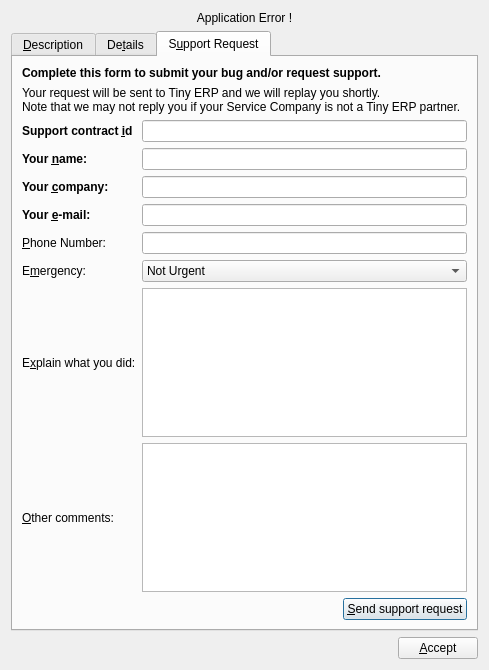
Qt form bin/ui/error.ui (xrg/openerp-client-kde) before a commit.
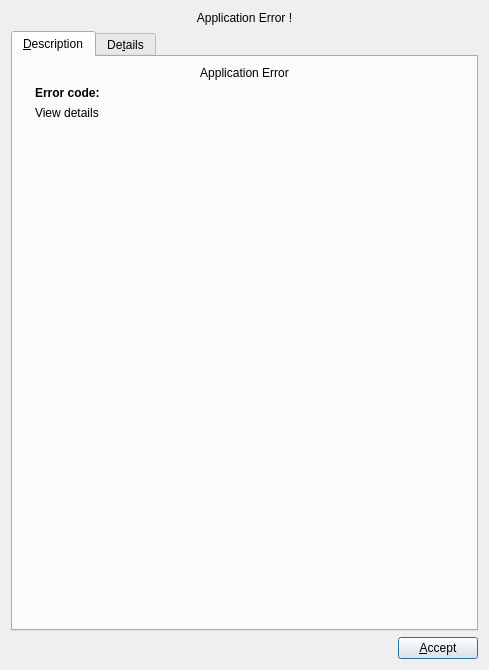
The same form after that commit. The open tabs and pages were chosen to show the change. Icons and pictures are not drawn.

Patch:
```diff
--- a/bin/ui/error.ui
+++ b/bin/ui/error.ui
@@ -1,6 +1,6 @@
 <ui version="4.0" >
- <class>Dialog</class>
- <widget class="QDialog" name="Dialog" >
+ <class>ErrorDialog</class>
+ <widget class="QDialog" name="ErrorDialog" >
   <property name="geometry" >
    <rect>
     <x>0</x>
@@ -29,6 +29,14 @@
       <number>0</number>
      </property>
      <widget class="QWidget" name="tab" >
+      <property name="geometry" >
+       <rect>
+        <x>0</x>
+        <y>0</y>
+        <width>467</width>
+        <height>554</height>
+       </rect>
+      </property>
       <attribute name="title" >
        <string>&amp;Description</string>
       </attribute>
@@ -78,7 +86,7 @@
            <property name="orientation" >
             <enum>Qt::Horizontal</enum>
            </property>
-           <property name="sizeHint" >
+           <property name="sizeHint" stdset="0" >
             <size>
              <width>40</width>
              <height>20</height>
@@ -93,7 +101,7 @@
          <property name="orientation" >
           <enum>Qt::Vertical</enum>
          </property>
-         <property name="sizeHint" >
+         <property name="sizeHint" stdset="0" >
           <size>
            <width>20</width>
            <height>40</height>
@@ -101,19 +109,17 @@
          </property>
         </spacer>
        </item>
-       <item>
-        <widget class="QLabel" name="label_6" >
-         <property name="text" >
-          <string>Click on the Support Request tab if you need more help!</string>
-         </property>
-         <property name="alignment" >
-          <set>Qt::AlignRight|Qt::AlignTrailing|Qt::AlignVCenter</set>
-         </property>
-        </widget>
-       </item>
       </layout>
      </widget>
      <widget class="QWidget" name="tab_3" >
+      <property name="geometry" >
+       <rect>
+        <x>0</x>
+        <y>0</y>
+        <width>467</width>
+        <height>554</height>
+       </rect>
+      </property>
       <attribute name="title" >
        <string>De&amp;tails</string>
       </attribute>
@@ -123,206 +129,6 @@
        </item>
       </layout>
      </widget>
-     <widget class="QWidget" name="tab_2" >
-      <attribute name="title" >
-       <string>S&amp;upport Request</string>
-      </attribute>
-      <layout class="QVBoxLayout" >
-       <item>
-        <layout class="QVBoxLayout" >
-         <item>
-          <widget class="QLabel" name="label_7" >
-           <property name="text" >
-            <string>&lt;b>Complete this form to submit your bug and/or request support.&lt;/b></string>
-           </property>
-           <property name="wordWrap" >
-            <bool>true</bool>
-           </property>
-          </widget>
-         </item>
-         <item>
-          <widget class="QLabel" name="label_8" >
-           <property name="text" >
-            <string>Your request will be sent to Tiny ERP and we will replay you shortly.
-Note that we may not reply you if your Service Company is not a Tiny ERP partner.</string>
-           </property>
-           <property name="wordWrap" >
-            <bool>true</bool>
-           </property>
-          </widget>
-         </item>
-        </layout>
-       </item>
-       <item>
-        <layout class="QGridLayout" >
-         <item row="0" column="0" >
-          <widget class="QLabel" name="label_9" >
-           <property name="text" >
-            <string>&lt;html>&lt;head>&lt;meta name="qrichtext" content="1" />&lt;style type="text/css">
-p, li { white-space: pre-wrap; }
-&lt;/style>&lt;/head>&lt;body style=" font-family:'Sans Serif'; font-size:9pt; font-weight:400; font-style:normal;">
-&lt;p style=" margin-top:0px; margin-bottom:0px; margin-left:0px; margin-right:0px; -qt-block-indent:0; text-indent:0px;">&lt;span style=" font-weight:600;">Support contract &amp;amp;id&lt;/span>&lt;/p>&lt;/body>&lt;/html></string>
-           </property>
-           <property name="buddy" >
-            <cstring>uiSupportContract</cstring>
-           </property>
-          </widget>
-         </item>
-         <item row="0" column="1" >
-          <widget class="QLineEdit" name="uiSupportContract" />
-         </item>
-         <item row="1" column="0" >
-          <widget class="QLabel" name="label_10" >
-           <property name="text" >
-            <string>&lt;html>&lt;head>&lt;meta name="qrichtext" content="1" />&lt;style type="text/css">
-p, li { white-space: pre-wrap; }
-&lt;/style>&lt;/head>&lt;body style=" font-family:'Sans Serif'; font-size:9pt; font-weight:400; font-style:normal;">
-&lt;p style=" margin-top:0px; margin-bottom:0px; margin-left:0px; margin-right:0px; -qt-block-indent:0; text-indent:0px;">&lt;span style=" font-weight:600;">Your &amp;amp;name:&lt;/span>&lt;/p>&lt;/body>&lt;/html></string>
-           </property>
-           <property name="buddy" >
-            <cstring>uiName</cstring>
-           </property>
-          </widget>
-         </item>
-         <item row="1" column="1" >
-          <widget class="QLineEdit" name="uiName" />
-         </item>
-         <item row="2" column="0" >
-          <widget class="QLabel" name="label_11" >
-           <property name="text" >
-            <string>&lt;html>&lt;head>&lt;meta name="qrichtext" content="1" />&lt;style type="text/css">
-p, li { white-space: pre-wrap; }
-&lt;/style>&lt;/head>&lt;body style=" font-family:'Sans Serif'; font-size:9pt; font-weight:400; font-style:normal;">
-&lt;p style=" margin-top:0px; margin-bottom:0px; margin-left:0px; margin-right:0px; -qt-block-indent:0; text-indent:0px;">&lt;span style=" font-weight:600;">Your &amp;amp;company:&lt;/span>&lt;/p>&lt;/body>&lt;/html></string>
-           </property>
-           <property name="buddy" >
-            <cstring>uiCompany</cstring>
-           </property>
-          </widget>
-         </item>
-         <item row="2" column="1" >
-          <widget class="QLineEdit" name="uiCompany" />
-         </item>
-         <item row="3" column="0" >
-          <widget class="QLabel" name="label_12" >
-           <property name="text" >
-            <string>&lt;html>&lt;head>&lt;meta name="qrichtext" content="1" />&lt;style type="text/css">
-p, li { white-space: pre-wrap; }
-&lt;/style>&lt;/head>&lt;body style=" font-family:'Sans Serif'; font-size:9pt; font-weight:400; font-style:normal;">
-&lt;p style=" margin-top:0px; margin-bottom:0px; margin-left:0px; margin-right:0px; -qt-block-indent:0; text-indent:0px;">&lt;span style=" font-weight:600;">Your &amp;amp;e-mail:&lt;/span>&lt;/p>&lt;/body>&lt;/html></string>
-           </property>
-           <property name="buddy" >
-            <cstring>uiEMail</cstring>
-           </property>
-          </widget>
-         </item>
-         <item row="3" column="1" >
-          <widget class="QLineEdit" name="uiEMail" />
-         </item>
-         <item row="4" column="0" >
-          <widget class="QLabel" name="label_13" >
-           <property name="text" >
-            <string>&amp;Phone Number:</string>
-           </property>
-           <property name="buddy" >
-            <cstring>uiPhoneNumber</cstring>
-           </property>
-          </widget>
-         </item>
-         <item row="4" column="1" >
-          <widget class="QLineEdit" name="uiPhoneNumber" />
-         </item>
-         <item row="5" column="0" >
-          <widget class="QLabel" name="label_16" >
-           <property name="text" >
-            <string>E&amp;mergency:</string>
-           </property>
-           <property name="buddy" >
-            <cstring>uiEmergency</cstring>
-           </property>
-          </widget>
-         </item>
-         <item row="6" column="0" >
-          <widget class="QLabel" name="label_14" >
-           <property name="text" >
-            <string>E&amp;xplain what you did:</string>
-           </property>
-           <property name="buddy" >
-            <cstring>uiExplanation</cstring>
-           </property>
-          </widget>
-         </item>
-         <item row="6" column="1" >
-          <widget class="QTextEdit" name="uiExplanation" />
-         </item>
-         <item row="7" column="0" >
-          <widget class="QLabel" name="label_15" >
-           <property name="text" >
-            <string>&amp;Other comments:</string>
-           </property>
-           <property name="buddy" >
-            <cstring>uiComments</cstring>
-           </property>
-          </widget>
-         </item>
-         <item row="7" column="1" >
-          <widget class="QTextEdit" name="uiComments" />
-         </item>
-         <item row="5" column="1" >
-          <widget class="QComboBox" name="uiEmergency" >
-           <item>
-            <property name="text" >
-             <string>Not Urgent</string>
-            </property>
-           </item>
-           <item>
-            <property name="text" >
-             <string>Medium</string>
-            </property>
-           </item>
-           <item>
-            <property name="text" >
-             <string>Urgent</string>
-            </property>
-           </item>
-           <item>
-            <property name="text" >
-             <string>Very Urgent</string>
-            </property>
-           </item>
-          </widget>
-         </item>
-        </layout>
-       </item>
-       <item>
-        <layout class="QHBoxLayout" >
-         <item>
-          <spacer>
-           <property name="orientation" >
-            <enum>Qt::Horizontal</enum>
-           </property>
-           <property name="sizeHint" >
-            <size>
-             <width>40</width>
-             <height>20</height>
-            </size>
-           </property>
-          </spacer>
-         </item>
-         <item>
-          <widget class="QPushButton" name="pushSend" >
-           <property name="text" >
-            <string>&amp;Send support request</string>
-           </property>
-           <property name="icon" >
-            <iconset resource="common.qrc" >:/images/images/send-request.png</iconset>
-           </property>
-          </widget>
-         </item>
-        </layout>
-       </item>
-      </layout>
-     </widget>
     </widget>
    </item>
    <item>
@@ -332,7 +138,7 @@
        <property name="orientation" >
         <enum>Qt::Horizontal</enum>
        </property>
-       <property name="sizeHint" >
+       <property name="sizeHint" stdset="0" >
         <size>
          <width>40</width>
          <height>20</height>
```
Left out of the diff: 2 changed lines with no effect on the pictures.
